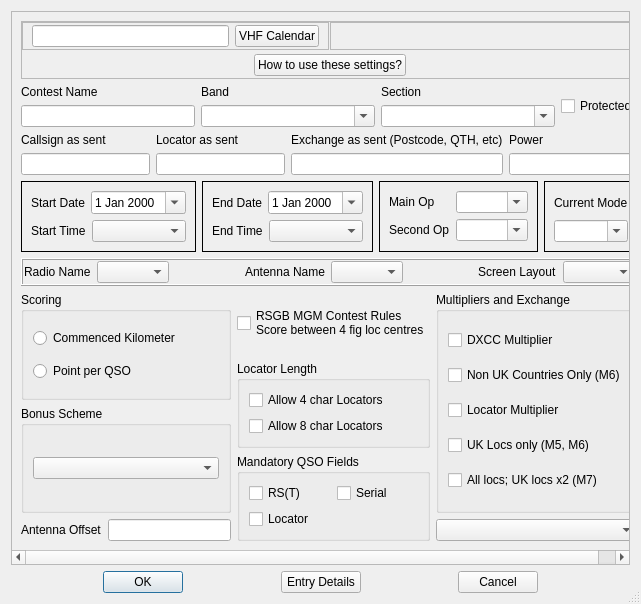
Above: mqt/MqtLogger/contestdetails.ui from Rsclub22/Minos2-Mirror before the change. Below: the same form after it.
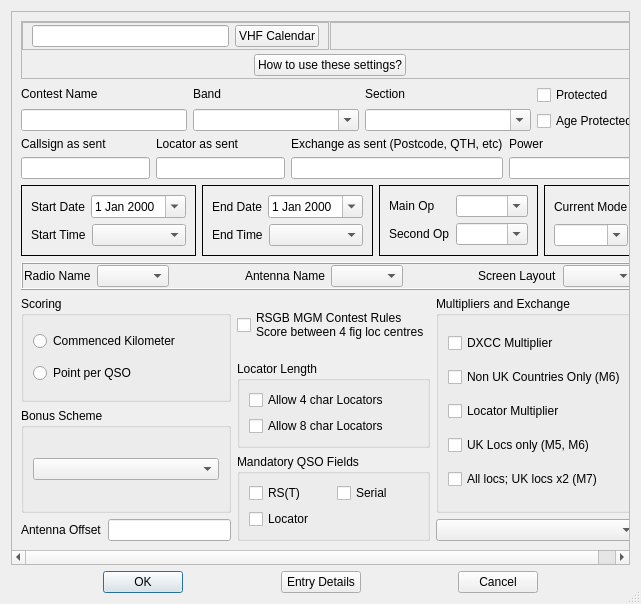
That is the form after the change. Custom widgets are drawn as their Qt base class.

```diff
--- a/mqt/MqtLogger/contestdetails.ui
+++ b/mqt/MqtLogger/contestdetails.ui
@@ -34,7 +34,7 @@
         <height>554</height>
        </rect>
       </property>
-      <layout class="QVBoxLayout" name="verticalLayout_19">
+      <layout class="QVBoxLayout" name="verticalLayout_23">
        <item>
         <widget class="QFrame" name="frame">
          <property name="frameShape">
@@ -230,8 +230,6 @@
         </widget>
        </item>
        <item>
-        <layout class="QHBoxLayout" name="horizontalLayout_14">
-         <item>
           <layout class="QHBoxLayout" name="horizontalLayout_5">
            <item>
             <layout class="QVBoxLayout" name="verticalLayout_2">
@@ -305,14 +303,23 @@
              </item>
             </layout>
            </item>
-          </layout>
-         </item>
+         <item>
+          <layout class="QVBoxLayout" name="verticalLayout_19">
          <item>
           <widget class="QCheckBox" name="ProtectedOption">
            <property name="text">
             <string>Protected</string>
            </property>
           </widget>
+           </item>
+           <item>
+            <widget class="QCheckBox" name="ageProtectedcb">
+             <property name="text">
+              <string>Age Protected</string>
+             </property>
+            </widget>
+           </item>
+          </layout>
          </item>
         </layout>
        </item>
```
Lines whose indentation alone changed are shown as unchanged.
